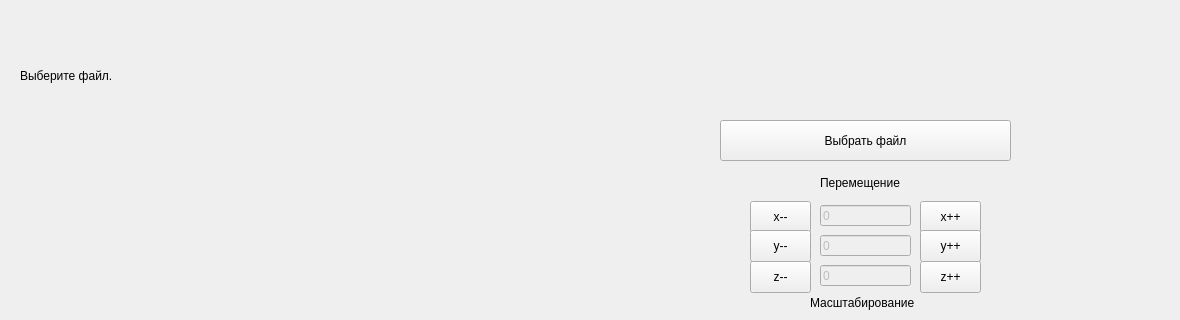
superhacker1999/3DViewer_v2.0, file src/view/interface/iface.ui: the form before one commit; both pictures show x 0 to 1180 and y 0 to 320 of the 1180 by 792 pixel window.
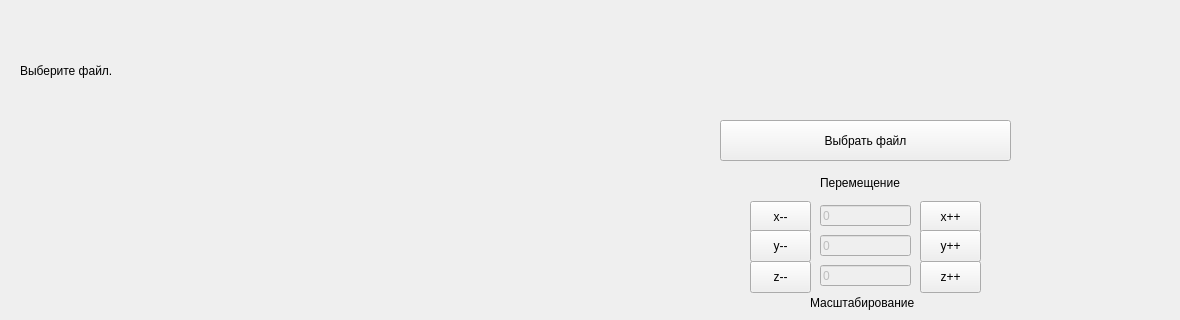
The form after the commit.

Diff of the .ui file:
```diff
--- a/src/view/interface/iface.ui
+++ b/src/view/interface/iface.ui
@@ -401,9 +401,9 @@
    <property name="geometry">
     <rect>
      <x>20</x>
-     <y>60</y>
+     <y>40</y>
      <width>941</width>
-     <height>31</height>
+     <height>61</height>
     </rect>
    </property>
    <property name="text">
```
